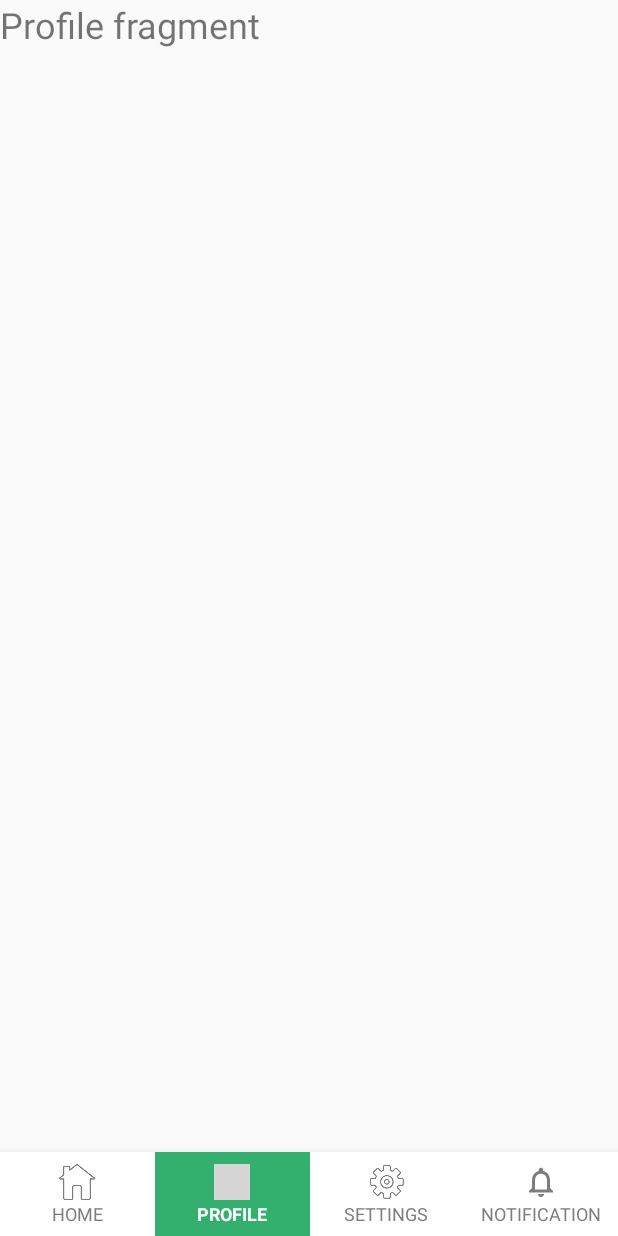
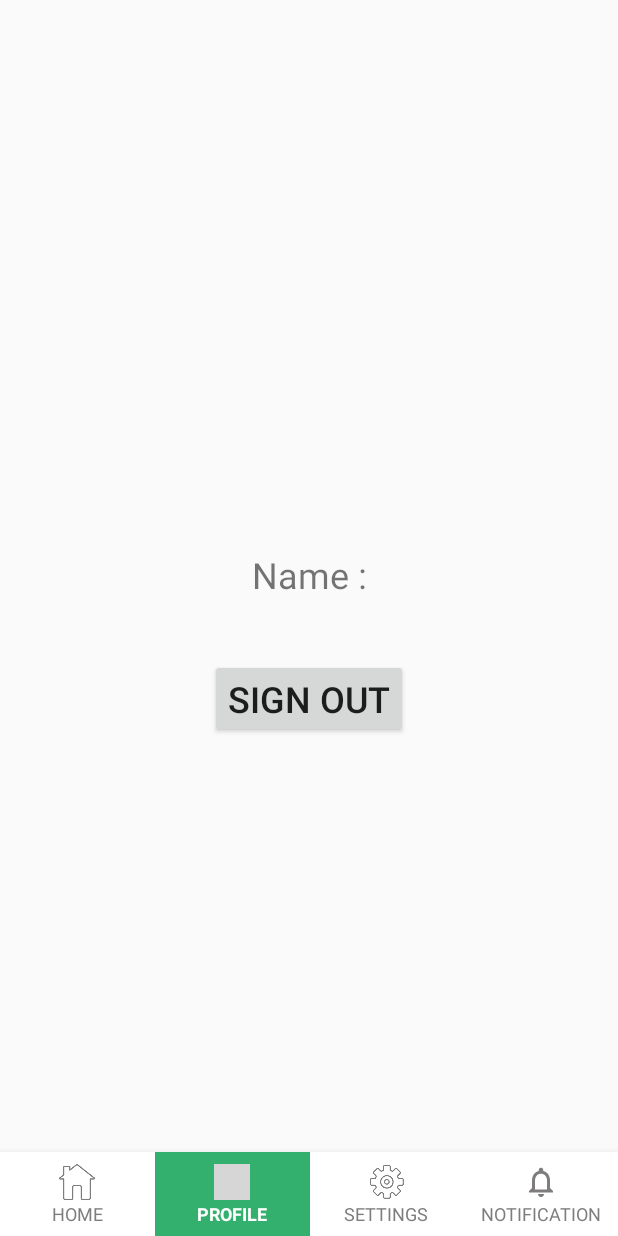
Before and after one commit to vaishnavikattekola/MockKPulse, an Android app: the HomeFragment_db screen opened directly, with no data from a screen before it, item 2 of the bottom bar chosen, on a phone screen of 412 x 824 dp. Run offline under Robolectric (Android 15) with nearby library versions, the phone set to English and light mode, and no system bars; libraries missing offline, so code that uses them is left out: yuku.ambilwarna; grey boxes are pictures that could not be loaded.

Commit message:
Sign in with Google

```diff
--- a/app/build.gradle
+++ b/app/build.gradle
@@ -44,6 +44,9 @@ dependencies {
     //dependency for social login buttons
     implementation 'com.shaishavgandhi:login-buttons:0.1.1'
 
-    //
+    //color picker
     implementation 'com.github.yukuku:ambilwarna:2.0.1'
+
+    //google play services
+    implementation 'com.google.android.gms:play-services-auth:17.0.0'
 }
--- a/app/src/main/java/com/example/fragmentview/Fragment_db/ProfileFragment_db.java
+++ b/app/src/main/java/com/example/fragmentview/Fragment_db/ProfileFragment_db.java
@@ -1,33 +1,77 @@
 package com.example.fragmentview.Fragment_db;
 
 
+import android.app.Activity;
 import android.os.Bundle;
 
+import androidx.annotation.NonNull;
 import androidx.fragment.app.Fragment;
 
 import android.view.LayoutInflater;
 import android.view.View;
 import android.view.ViewGroup;
+import android.widget.Button;
+import android.widget.TextView;
+import android.widget.Toast;
 
 import com.example.fragmentview.R;
+import com.google.android.gms.auth.api.signin.GoogleSignIn;
+import com.google.android.gms.auth.api.signin.GoogleSignInAccount;
+import com.google.android.gms.auth.api.signin.GoogleSignInClient;
+import com.google.android.gms.auth.api.signin.GoogleSignInOptions;
+import com.google.android.gms.tasks.OnCompleteListener;
+import com.google.android.gms.tasks.Task;
 
 
 /**
  * A simple {@link Fragment} subclass.
  */
 public class ProfileFragment_db extends Fragment {
-
-
-    public ProfileFragment_db() {
-        // Required empty public constructor
-    }
-
+    TextView txt_name;
+    Button btn_signout;
+    GoogleSignInClient mGoogleSignInClient;
 
     @Override
     public View onCreateView(LayoutInflater inflater, ViewGroup container,
                              Bundle savedInstanceState) {
-        // Inflate the layout for this fragment
-        return inflater.inflate(R.layout.fragment_profile_db, container, false);
+        View view = inflater.inflate(R.layout.fragment_profile_db, container, false);
+        GoogleSignInOptions gso = new GoogleSignInOptions.Builder(GoogleSignInOptions.DEFAULT_SIGN_IN)
+                .requestEmail()
+                .build();
+
+        mGoogleSignInClient = GoogleSignIn.getClient(getContext(), gso);
+        txt_name = view.findViewById(R.id.txt_name);
+        btn_signout = view.findViewById(R.id.btn_signout);
+        btn_signout.setOnClickListener(new View.OnClickListener() {
+            @Override
+            public void onClick(View v) {
+                switch (v.getId()) {
+                    // ...
+                    case R.id.btn_signout:
+                        signOut();
+                        break;
+                }
+
+            }
+        });
+
+        GoogleSignInAccount acct = GoogleSignIn.getLastSignedInAccount(getContext());
+        if (acct != null) {
+            String personName = acct.getDisplayName();
+            txt_name.setText(personName);
+        }
+        return view;
+
     }
 
+    private void signOut() {
+        mGoogleSignInClient.signOut()
+                .addOnCompleteListener((Activity) getContext(), new OnCompleteListener<Void>() {
+                    @Override
+                    public void onComplete(@NonNull Task<Void> task) {
+                        Toast.makeText(getContext(),"Sign out Successfully",Toast.LENGTH_LONG).show();
+                        getActivity().finish();
+                    }
+                });
+    }
 }
--- a/app/src/main/res/layout/fragment_profile_db.xml
+++ b/app/src/main/res/layout/fragment_profile_db.xml
@@ -6,10 +6,30 @@
     tools:context=".Fragment_db.ProfileFragment_db">
 
     <!-- TODO: Update blank fragment layout -->
-    <TextView
+    <RelativeLayout
         android:layout_width="match_parent"
-        android:layout_height="match_parent"
-        android:text="Profile fragment"
-        android:textSize="24dp"/>
+        android:layout_height="match_parent">
+
+        <TextView
+            android:layout_width="match_parent"
+            android:layout_height="wrap_content"
+            android:layout_centerInParent="true"
+            android:id="@+id/txt_name"
+            android:text="Name :"
+            android:textSize="24dp"
+            android:gravity="center"
+            android:paddingBottom="40dp"
+            />
+
+        <Button
+            android:layout_width="wrap_content"
+            android:layout_height="wrap_content"
+            android:textSize="24dp"
+            android:text="SIgn out"
+            android:layout_centerInParent="true"
+            android:layout_below="@+id/txt_name"
+            android:id="@+id/btn_signout"/>
+
+    </RelativeLayout>
 
 </FrameLayout>
--- a/app/src/main/res/values/strings.xml
+++ b/app/src/main/res/values/strings.xml
@@ -25,7 +25,6 @@
     <!-- -->
 
 
-
     <!-- TODO: Remove or change this placeholder text -->
     <string name="hello_blank_fragment">Hello blank fragment</string>
     <string name="title_activity_your_tasks">Your Tasks</string>
--- a/build.gradle
+++ b/build.gradle
@@ -18,6 +18,9 @@ allprojects {
     repositories {
         google()
         jcenter()
+        maven{
+            url 'https://maven.google.com'
+        }
 
     }
 }
```
Also changed, not shown: app/src/main/AndroidManifest.xml (+5 -4 lines), app/src/main/java/com/example/fragmentview/ColorpickerClass.java (+5 -4 lines), app/src/main/java/com/example/fragmentview/Fragment_db/HomeFragment_db.java (+3 -11 lines), app/src/main/java/com/example/fragmentview/Fragment_db/SettingsFragment_db.java (+4 -8 lines), app/src/main/java/com/example/fragmentview/GoogleLoginActivity.java (added, +83 -0 lines), app/src/main/java/com/example/fragmentview/LoginActivity.java (deleted, +0 -27 lines), app/src/main/res/layout/activity_google_login.xml (added, +54 -0 lines), app/src/main/res/layout/activity_login.xml (deleted, +0 -195 lines).
